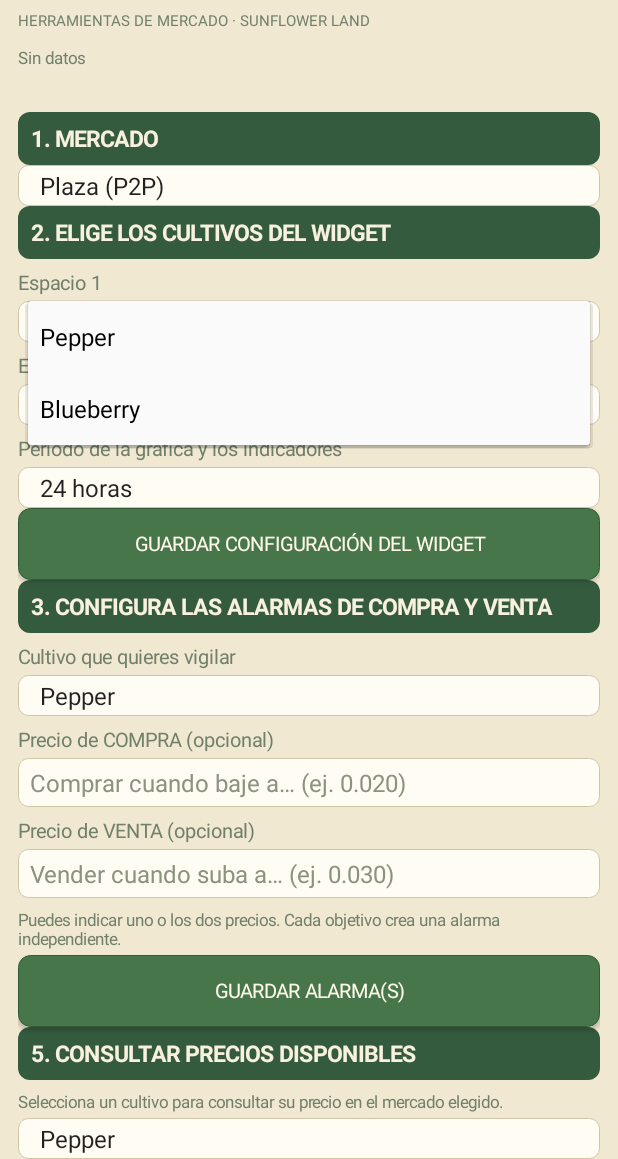
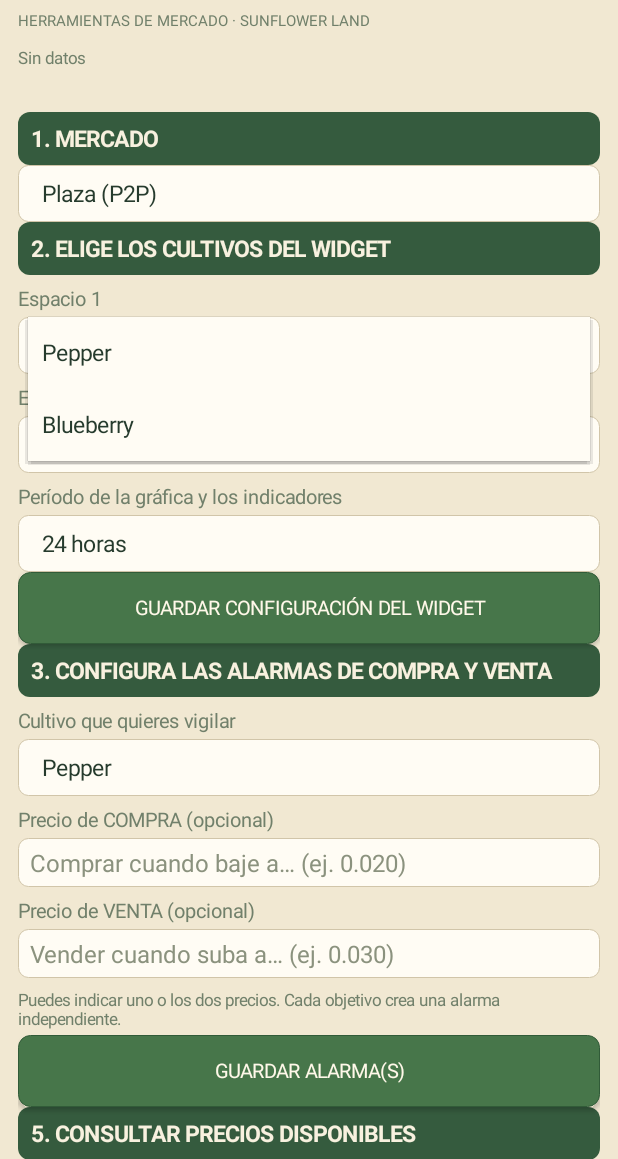
Before and after one commit to OnlyFinal/AlarmaSFL, an Android app: the screen it shows after launch (MainActivity), after a tap on "Pepper", on a phone screen of 412 x 824 dp, the part 77-1236 px from its top. Run offline under Robolectric (Android 15) with nearby library versions, the phone set to English and light mode, and no system bars; 2 statements that could not run were skipped.

Commit message:
Fix selector text contrast and dropdown styling

```diff
--- a/app/src/main/java/com/onlyfinal/alarmasfl/MainActivity.kt
+++ b/app/src/main/java/com/onlyfinal/alarmasfl/MainActivity.kt
@@ -60,9 +60,13 @@ class MainActivity : Activity() {
             }
         }
         fun spinner(items: List<String>) = Spinner(this).apply {
-            adapter = ArrayAdapter(this@MainActivity, android.R.layout.simple_spinner_item, items).also {
-                it.setDropDownViewResource(android.R.layout.simple_spinner_dropdown_item)
+            adapter = styledSpinnerAdapter(items)
+            background = android.graphics.drawable.GradientDrawable().apply {
+                setColor(0xFFFFFCF4.toInt())
+                cornerRadius = 10f
+                setStroke(1, 0xFFB9A783.toInt())
             }
+            setPadding(10, 4, 10, 4)
         }
         fun addField(title: String, field: EditText) {
             root.addView(label(title, 13f, 0xFF71806B.toInt()))
@@ -228,6 +232,30 @@ class MainActivity : Activity() {
         SflWork.refreshNow(this)
     }
 
+    private fun styledSpinnerAdapter(items: List<String>): ArrayAdapter<String> {
+        return object : ArrayAdapter<String>(this, android.R.layout.simple_spinner_item, items) {
+            private fun styledView(position: Int, parent: android.view.ViewGroup?, dropdown: Boolean): TextView {
+                return (getItem(position) ?: "").let { value ->
+                    TextView(this@MainActivity).apply {
+                        text = value
+                        textSize = 15f
+                        setTextColor(0xFF263B2D.toInt())
+                        gravity = Gravity.CENTER_VERTICAL
+                        setPadding(14, if (dropdown) 13 else 9, 14, if (dropdown) 13 else 9)
+                        if (dropdown) {
+                            setBackgroundColor(0xFFFFFCF4.toInt())
+                            minHeight = (48 * resources.displayMetrics.density).toInt()
+                        }
+                    }
+                }
+            }
+            override fun getView(position: Int, convertView: View?, parent: android.view.ViewGroup): View =
+                styledView(position, parent, false)
+            override fun getDropDownView(position: Int, convertView: View?, parent: android.view.ViewGroup): View =
+                styledView(position, parent, true)
+        }
+    }
+
     private fun currentMarket() = if (source.selectedItemPosition == 1) "seq" else "p2p"
 
     private fun saveMarket() {
@@ -245,9 +273,7 @@ class MainActivity : Activity() {
         val previousTwo = prefs.getString("widget_crop_2", "Blueberry") ?: "Blueberry"
         val previousAlarm = if (::cropForAlarm.isInitialized) cropForAlarm.selectedItem?.toString() else null
         val previousPrice = if (::priceCrop.isInitialized) priceCrop.selectedItem?.toString() else null
-        val adapter = ArrayAdapter(this, android.R.layout.simple_spinner_item, crops).also {
-            it.setDropDownViewResource(android.R.layout.simple_spinner_dropdown_item)
-        }
+        val adapter = styledSpinnerAdapter(crops)
         if (::slotOne.isInitialized) slotOne.adapter = adapter
         if (::slotTwo.isInitialized) slotTwo.adapter = adapter
         if (::cropForAlarm.isInitialized) cropForAlarm.adapter = adapter
```
